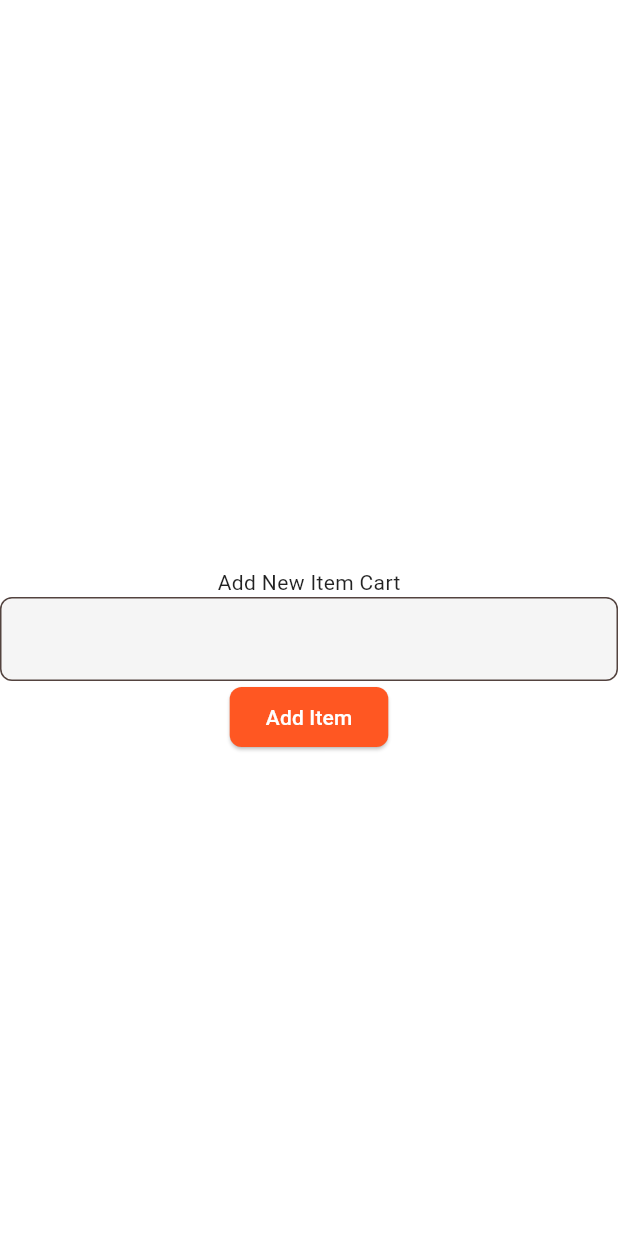
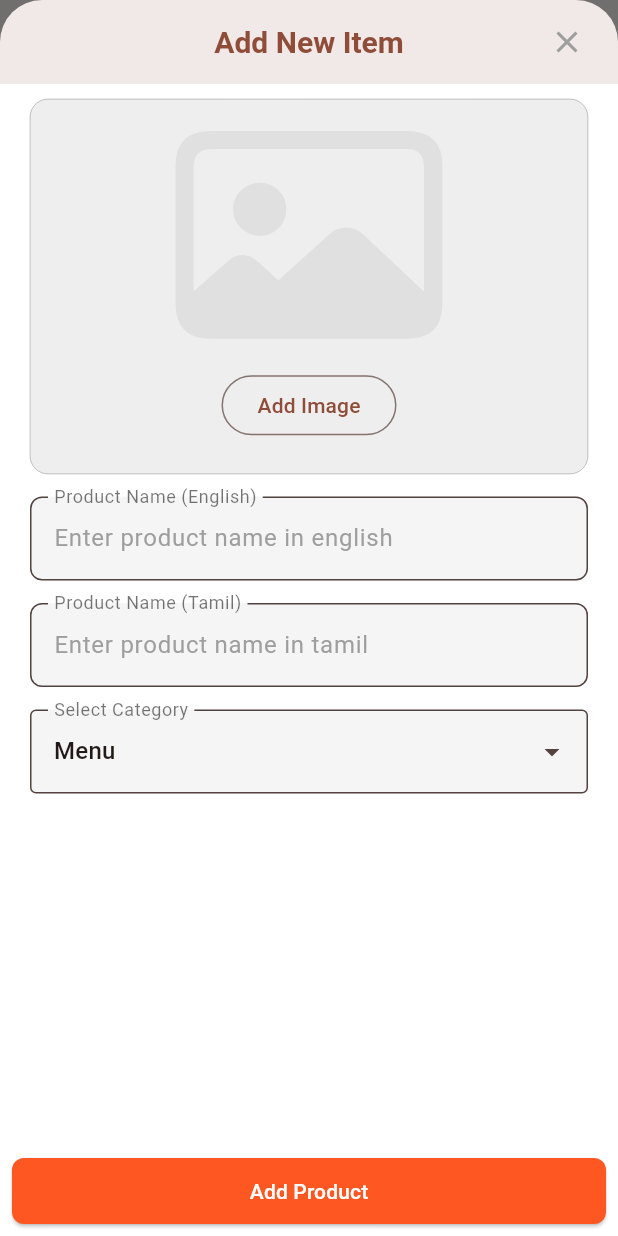
Before and after one commit to JAYAMURUGANJ/pooja_cart, a Flutter app: the DashboardScreen screen opened by its route, scrolled down 792 dp, after a tap on "Add New Item", on a phone screen of 412 x 824 dp. Run offline on Flutter 3.47's test engine with Material 3 defaults, Android fonts, the phone set to English and light mode, and no system bars; drawn by our look-alikes of dropdown_search, flutter_animate; our stand-ins replace bloc, cached_network_image, carousel_slider, dartz, dio, dotted_line and 11 more; missing offline and left inert: dart:html, universal_html; accounts and stored records are empty; statements that could not run were skipped.

Commit message:
admin add product added
admin add product added

```diff
--- a/lib/app_bloc_providers.dart
+++ b/lib/app_bloc_providers.dart
@@ -1,5 +1,6 @@
 import 'package:flutter_bloc/flutter_bloc.dart';
 import 'package:nested/nested.dart';
+import 'package:pooja_cart/features/presentation/screens/admin/add_new_item/cubit/image_picker/image_picker_cubit.dart';
 import 'package:pooja_cart/features/presentation/screens/customer/confirm_order/bloc/place_order/place_order_bloc.dart';
 import 'package:pooja_cart/features/presentation/screens/customer/home/bloc/category/category_bloc.dart';
 import 'package:pooja_cart/features/presentation/screens/customer/home/bloc/product/product_bloc.dart';
@@ -36,6 +37,7 @@ class AppBlocProviders {
       BlocProvider<ProductFilterCubit>(
         create: (context) => ProductFilterCubit(),
       ),
+      BlocProvider<ImagePickerCubit>(create: (context) => ImagePickerCubit()),
     ];
   }
 }
--- a/lib/features/presentation/screens/admin/add_new_item/add_new_item_screen.dart
+++ b/lib/features/presentation/screens/admin/add_new_item/add_new_item_screen.dart
@@ -1,4 +1,8 @@
 import 'package:flutter/material.dart';
+import 'package:pooja_cart/utils/responsive_utils.dart';
+
+import 'widgets/add_new_item_form.dart';
+import 'widgets/available_items_widget.dart';
 
 class AddNewItemScreen extends StatefulWidget {
   const AddNewItemScreen({super.key});
@@ -15,21 +19,15 @@ class _AddNewItemScreenState extends State<AddNewItemScreen> {
         automaticallyImplyLeading: false,
         title: const Text("Add New Item"),
       ),
-      body: Form(
-        child: Column(
-          mainAxisAlignment: MainAxisAlignment.center,
-          children: [
-            const Text("Add New Item Cart"),
-            TextFormField(),
-            ElevatedButton(
-              onPressed: () {
-                // Add your action here
-              },
-              child: const Text("Add Item"),
-            ),
-          ],
-        ),
-      ),
+      body: context.isMobile ? _buildMobileUi() : _buildDesktopUi(),
     );
   }
 }
+
+_buildDesktopUi() {
+  return Row(children: [AvailableItemsWidget(), AddNewItemForm()]);
+}
+
+_buildMobileUi() {
+  return Column(children: [AddNewItemForm()]);
+}
--- /dev/null
+++ b/lib/features/presentation/screens/admin/add_new_item/cubit/image_picker/image_picker_cubit.dart
@@ -0,0 +1,17 @@
+import 'package:flutter_bloc/flutter_bloc.dart';
+import 'package:image_picker/image_picker.dart';
+
+final ImagePicker picker = ImagePicker();
+
+class ImagePickerCubit extends Cubit<XFile?> {
+  ImagePickerCubit() : super(null);
+
+  pickImage() async {
+    final XFile? image = await picker.pickImage(source: ImageSource.gallery);
+    emit(image);
+  }
+
+  clearPickedImage() async {
+    emit(null);
+  }
+}
--- /dev/null
+++ b/lib/features/presentation/screens/admin/add_new_item/widgets/add_new_item_form.dart
@@ -0,0 +1,203 @@
+import 'dart:io';
+
+import 'package:dropdown_search/dropdown_search.dart';
+import 'package:flutter/cupertino.dart';
+import 'package:flutter/foundation.dart';
+import 'package:flutter/material.dart';
+import 'package:flutter_bloc/flutter_bloc.dart';
+import 'package:image_picker/image_picker.dart';
+
+import '../cubit/image_picker/image_picker_cubit.dart';
+
+class AddNewItemForm extends StatefulWidget {
+  const AddNewItemForm({super.key});
+
+  @override
+  State<AddNewItemForm> createState() => _AddNewItemFormState();
+}
+
+class _AddNewItemFormState extends State<AddNewItemForm> {
+  final GlobalKey<FormState> _formKey = GlobalKey<FormState>();
+  final _categoryDropDownKey = GlobalKey<DropdownSearchState>();
+  final TextEditingController _englishNameController = TextEditingController();
+  final TextEditingController _tamilNameController = TextEditingController();
+  final TextEditingController _priceController = TextEditingController();
+  @override
+  Widget build(BuildContext context) {
+    return Scaffold(
+      appBar: AppBar(
+        automaticallyImplyLeading: false,
+        elevation: 8,
+        centerTitle: true,
+        title: Text(
+          "Add New Item",
+          style: TextStyle(color: Theme.of(context).primaryColor),
+        ),
+        actionsPadding: EdgeInsets.only(right: 10),
+        actions: [CloseButton()],
+      ),
+      body: BlocBuilder<ImagePickerCubit, XFile?>(
+        builder: (context, xFile) {
+          return Form(
+            key: _formKey,
+            child: Padding(
+              padding: const EdgeInsets.symmetric(horizontal: 20, vertical: 10),
+              child: Column(
+                spacing: 15,
+                mainAxisAlignment: MainAxisAlignment.start,
+                children: [
+                  // (xFile == null &&
+                  //       (widget.forUpdate &&
+                  //           widget.item!.itemImage != null &&
+                  //           widget.item!.itemImage!.isNotEmpty))
+                  //   ? Stack(
+                  //       children: [
+                  //         NetworkImageWidget(
+                  //           url: widget.item!.itemImage!,
+                  //           borderRadius: 12,
+                  //           height: 250,
+                  //         ),
+                  //         Positioned(
+                  //             top: 5,
+                  //             right: 5,
+                  //             child: IconButton.filled(
+                  //                 onPressed: () {
+                  //                   BlocProvider.of<ImagePickerCubit>(context)
+                  //                       .pickImage();
+                  //                 },
+                  //                 icon: const Icon(Icons.edit))),
+                  //       ],
+                  //     )
+                  //   :
+                  _buildImagePicker(xFile, context),
+                  TextFormField(
+                    controller: _englishNameController,
+                    decoration: InputDecoration(
+                      hintText: "Enter product name in english",
+                      labelText: "Product Name (English)",
+                      floatingLabelBehavior: FloatingLabelBehavior.always,
+                    ),
+                    validator: (value) {
+                      if (value == null || value.isEmpty) {
+                        return "Please enter product name";
+                      }
+                      return null;
+                    },
+                  ),
+                  TextFormField(
+                    controller: _tamilNameController,
+                    decoration: InputDecoration(
+                      hintText: "Enter product name in tamil",
+                      labelText: "Product Name (Tamil)",
+                      floatingLabelBehavior: FloatingLabelBehavior.always,
+                    ),
+                    validator: (value) {
+                      if (value == null || value.isEmpty) {
+                        return "Please enter product name";
+                      }
+                      return null;
+                    },
+                  ),
+                  DropdownSearch<String>(
+                    key: _categoryDropDownKey,
+                    selectedItem: "Menu",
+                    items:
+                        (filter, infiniteScrollProps) => [
+                          "Menu",
+                          "Dialog",
+                          "Modal",
+                          "BottomSheet",
+                        ],
+                    decoratorProps: DropDownDecoratorProps(
+                      decoration: InputDecoration(
+                        labelText: 'Select Category',
+                        border: OutlineInputBorder(),
+                      ),
+                    ),
+                    popupProps: PopupProps.menu(
+                      fit: FlexFit.loose,
+                      constraints: BoxConstraints(),
+                    ),
+                  ),
+                ],
+              ),
+            ),
+          );
+        },
+      ),
+      bottomNavigationBar: Container(
+        height: 60,
+        padding: EdgeInsets.all(8.0),
+        child: ElevatedButton(
+          onPressed: () {
+            if (_formKey.currentState!.validate()) {
+              Navigator.pop(context);
+            }
+          },
+          child: Text("Add Product"),
+        ),
+      ),
+    );
+  }
+
+  Container _buildImagePicker(XFile? xFile, BuildContext context) {
+    return Container(
+      height: 250,
+      clipBehavior: Clip.antiAlias,
+      width: double.infinity,
+      decoration: BoxDecoration(
+        color: Colors.grey.shade200,
+        borderRadius: BorderRadius.circular(12),
+        border: Border.all(width: .15),
+      ),
+      child:
+          xFile != null
+              ? Stack(
+                alignment: Alignment.topCenter,
+                children: [
+                  kIsWeb
+                      ? Image.network(
+                        xFile.path,
+                        fit: BoxFit.cover,
+                        width: double.infinity,
+                      )
+                      : Image.file(
+                        File(xFile.path),
+                        fit: BoxFit.cover,
+                        width: double.infinity,
+                      ),
+                  Positioned(
+                    top: 10,
+                    right: 0,
+                    child: MaterialButton(
+                      onPressed: () {
+                        BlocProvider.of<ImagePickerCubit>(
+                          context,
+                        ).clearPickedImage();
+                      },
+                      shape: const CircleBorder(),
+                      color: Colors.black26,
+                      child: const Icon(Icons.close, color: Colors.white),
+                    ),
+                  ),
+                ],
+              )
+              : Column(
+                mainAxisSize: MainAxisSize.min,
+                children: [
+                  Icon(
+                    CupertinoIcons.photo,
+                    size: 180,
+                    color: Colors.grey.shade300,
+                  ),
+                  OutlinedButton(
+                    onPressed: () async {
+                      BlocProvider.of<ImagePickerCubit>(context).pickImage();
+                    },
+                    child: const Text("Add Image"),
+                  ),
+                ],
+              ),
+    );
+  }
+}
--- a/lib/features/presentation/screens/admin/dashboard/dashboard_screen.dart
+++ b/lib/features/presentation/screens/admin/dashboard/dashboard_screen.dart
@@ -1,6 +1,6 @@
 import 'package:flutter/material.dart';
-import 'package:go_router/go_router.dart';
 import 'package:intl/intl.dart';
+import 'package:pooja_cart/features/presentation/screens/admin/add_new_item/widgets/add_new_item_form.dart';
 
 import '../../../common_widgets/nav_bar.dart';
 import 'widgets/dashboard_card.dart';
@@ -888,7 +888,13 @@ class _DashboardScreenState extends State<DashboardScreen>
 
   // Navigation functions
   void _navigateToAddItemScreen(BuildContext context) {
-    context.go('/admin/add_product');
+    showModalBottomSheet(
+      context: context,
+      isScrollControlled: true,
+      clipBehavior: Clip.antiAliasWithSaveLayer,
+      builder: (context) => AddNewItemForm(),
+    );
+    // context.go('/admin/add_product');
   }
 
   void _navigateToScanScreen() {
--- a/pubspec.yaml
+++ b/pubspec.yaml
@@ -62,6 +62,8 @@ dependencies:
   fl_chart: ^0.70.2
   dotted_line: ^3.2.3
   cached_network_image: ^3.4.1
+  dropdown_search: ^6.0.2
+  image_picker: ^1.1.2
 
 dev_dependencies:
   flutter_test:
```
Also changed, not shown: lib/features/presentation/common_widgets/utils/network_image_widget.dart (added, +65 -0 lines), lib/features/presentation/screens/admin/add_new_item/widgets/available_items_widget.dart (added, +10 -0 lines), pubspec.lock, 2 other files.
